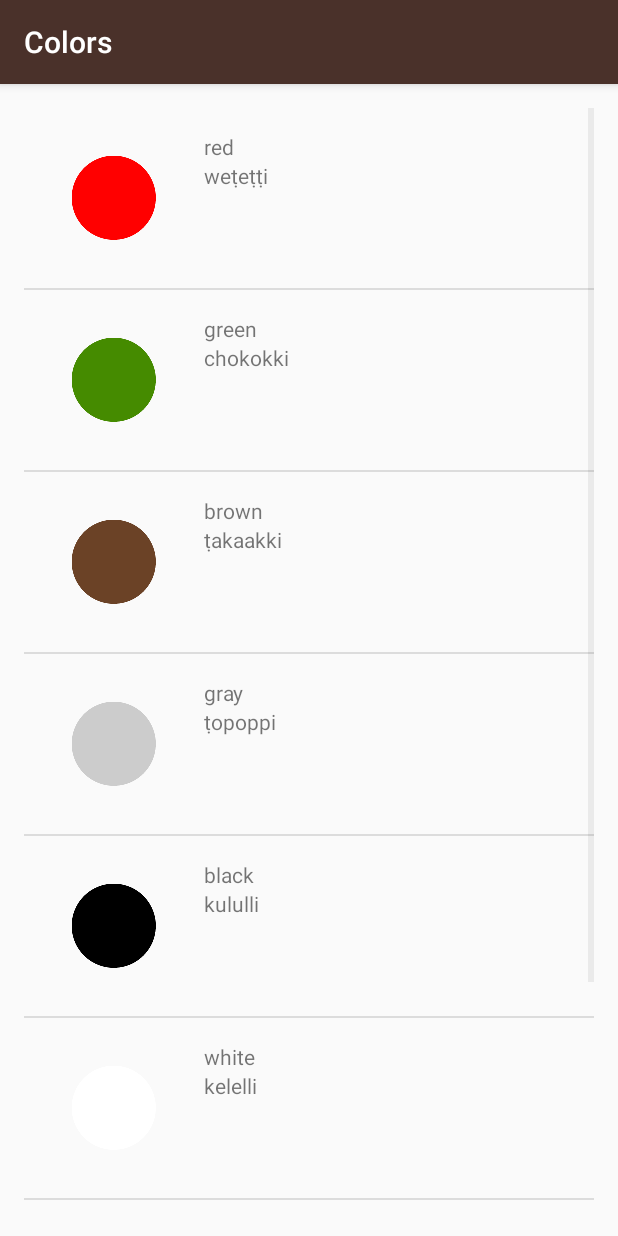
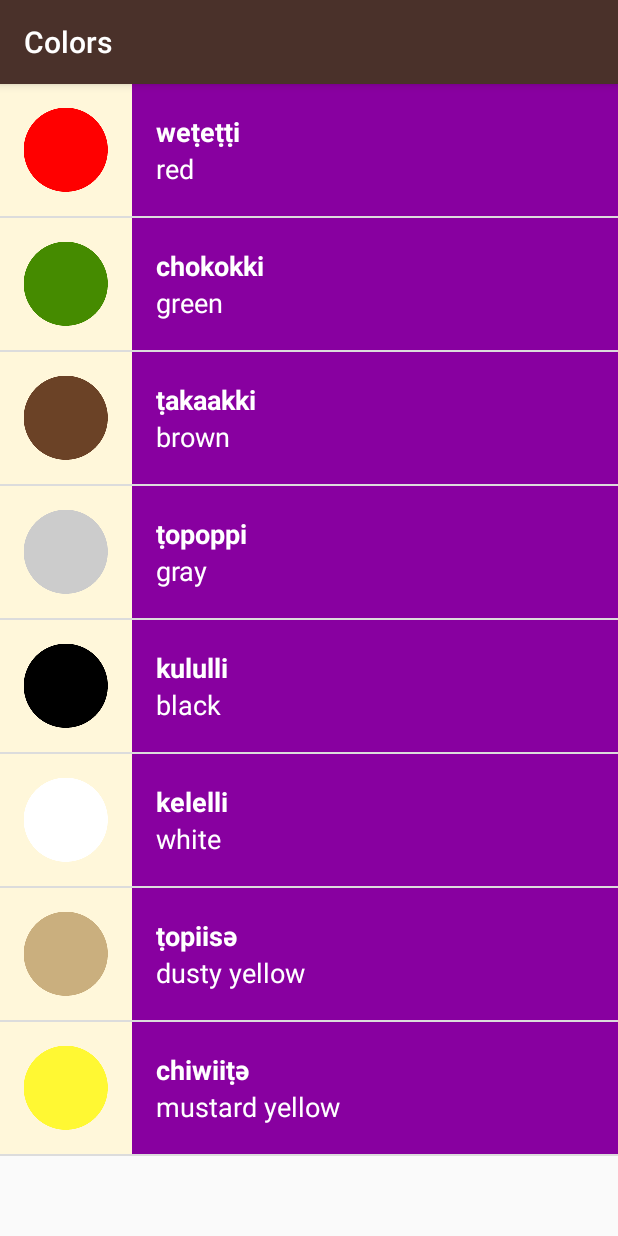
Before and after one commit to CarlosCorderoSaavedra/MiWok, an Android app: the ColorsActivity screen opened directly, with no data from a screen before it, on a phone screen of 412 x 824 dp. Run offline under Robolectric (Android 15) with nearby library versions, the phone set to English and light mode, and no system bars.

Commit message:
Finally finished !!

```diff
--- a/app/src/main/java/com/example/android/miwok/ColorsActivity.java
+++ b/app/src/main/java/com/example/android/miwok/ColorsActivity.java
@@ -26,7 +26,7 @@ public class ColorsActivity extends AppCompatActivity {
         words.add(new Word ("mustard yellow" , "chiwiiṭә", R.drawable.color_mustard_yellow));
 
 
-        WordAdapter adapter = new WordAdapter(this,words);
+        WordAdapter adapter = new WordAdapter(this,words, R.color.category_colors);
         ListView listView = (ListView) findViewById(R.id.list);
         listView.setAdapter(adapter);
     }
--- a/app/src/main/java/com/example/android/miwok/FamilyActivity.java
+++ b/app/src/main/java/com/example/android/miwok/FamilyActivity.java
@@ -28,7 +28,7 @@ public class FamilyActivity extends AppCompatActivity {
         words.add(new Word ("grandfather","paapa",R.drawable.family_grandfather));
 
 
-        WordAdapter adapter = new WordAdapter(this,words);
+        WordAdapter adapter = new WordAdapter(this,words, R.color.category_family);
         ListView listView = (ListView) findViewById(R.id.list);
         listView.setAdapter(adapter);
     }
--- a/app/src/main/java/com/example/android/miwok/NumbersActivity.java
+++ b/app/src/main/java/com/example/android/miwok/NumbersActivity.java
@@ -28,7 +28,7 @@ public class NumbersActivity extends AppCompatActivity {
         words.add(new Word ("ten","na'aacha",R.drawable.number_ten));
 
 
-        WordAdapter adapter = new WordAdapter(this,words);
+        WordAdapter adapter = new WordAdapter(this,words,R.color.category_numbers);
         ListView listView = (ListView) findViewById(R.id.list);
         listView.setAdapter(adapter);
     }
--- a/app/src/main/java/com/example/android/miwok/PhrasesActivity.java
+++ b/app/src/main/java/com/example/android/miwok/PhrasesActivity.java
@@ -28,7 +28,7 @@ public class PhrasesActivity extends AppCompatActivity {
         words.add(new Word ("Come here.","әnni'nem"));
 
 
-        WordAdapter adapter = new WordAdapter(this,words);
+        WordAdapter adapter = new WordAdapter(this,words, R.color.category_phrases);
         ListView listView = (ListView) findViewById(R.id.list);
         listView.setAdapter(adapter);
     }
--- a/app/src/main/java/com/example/android/miwok/Word.java
+++ b/app/src/main/java/com/example/android/miwok/Word.java
@@ -13,12 +13,18 @@ public class Word {
     private static final int NO_IMAGE_PROVIDED = -1;
 
 
+    public Word(String defaultTranslation, String miwokTranslation){
+        mDefaultTranslation = defaultTranslation;
+        mMiwokTranslation = miwokTranslation;
+    }
 
     public Word(String defaultTranslation, String miwokTranslation,int imageResourceID){
         mDefaultTranslation = defaultTranslation;
         mMiwokTranslation = miwokTranslation;
         mImageResourceID = imageResourceID;
     }
+
+
 
     //Getters to get the default and the miWok translation words
     public String getDefaultTranslation(){
--- a/app/src/main/java/com/example/android/miwok/WordAdapter.java
+++ b/app/src/main/java/com/example/android/miwok/WordAdapter.java
@@ -1,6 +1,7 @@
 package com.example.android.miwok;
 
 import android.app.Activity;
+import android.support.v4.content.ContextCompat;
 import android.view.LayoutInflater;
 import android.view.View;
 import android.view.ViewGroup;
@@ -10,10 +11,14 @@ import android.widget.TextView;
 
 import java.util.ArrayList;
 
+
 public class WordAdapter extends ArrayAdapter<Word> {
 
-    public WordAdapter (Activity context , ArrayList<Word> words){
+    private int mColorResourceId;
+
+    public WordAdapter(Activity context, ArrayList<Word> words, int colorResourceId){
         super(context , 0 , words);
+        mColorResourceId = colorResourceId;
 
     }
 
@@ -34,6 +39,12 @@ public class WordAdapter extends ArrayAdapter<Word> {
             imageResource.setVisibility(View.GONE);
         }
 
+        // Set the theme color for the list item
+        View textContainer = listItemView.findViewById(R.id.text_container);
+        // Find the color that the resource ID maps to
+        int color = ContextCompat.getColor(getContext(), mColorResourceId);
+        // Set the background color of the text container View
+        textContainer.setBackgroundColor(color);
 
         // Find the TextView in the list_item.xml layout with the ID version_name
         TextView defaultTrasnlation = (TextView) listItemView.findViewById(R.id.default_text_view);
--- a/app/src/main/res/layout/list_item.xml
+++ b/app/src/main/res/layout/list_item.xml
@@ -2,30 +2,42 @@
 <LinearLayout xmlns:android="http://schemas.android.com/apk/res/android"
     xmlns:tools="http://schemas.android.com/tools"
     android:orientation="horizontal" android:layout_width="match_parent"
-    android:layout_height="match_parent"
-    android:padding="16dp">
+    android:layout_height="wrap_content"
+    android:minHeight="@dimen/list_item_height"
+    android:background="@color/tan_background">
     <ImageView
         android:id="@+id/image_resource"
-        android:layout_height="wrap_content"
-        android:layout_width="wrap_content"
-        android:src="@mipmap/ic_launcher"
-        android:layout_marginRight="16dp"/>
+        android:layout_height="@dimen/list_item_height"
+        android:layout_width="@dimen/list_item_height"/>
 
     <LinearLayout
-        android:layout_width="wrap_content"
-        android:layout_height="wrap_content"
-        android:orientation="vertical">
+        android:id="@+id/text_container"
+        android:layout_width="match_parent"
+        android:layout_height="match_parent"
+        android:orientation="vertical"
+        android:paddingLeft="16dp">
+
+        <TextView
+            android:id="@+id/miwok_text_view"
+            android:layout_width="match_parent"
+            android:layout_height="0dp"
+            tools:text="lutti"
+            android:textAppearance="?android:textAppearanceMedium"
+            android:textColor="@android:color/white"
+            android:textStyle="bold"
+            android:layout_weight="1"
+            android:gravity="bottom"/>
 
         <TextView
             android:id="@+id/default_text_view"
             android:layout_width="match_parent"
-            android:layout_height="wrap_content"
-            tools:text="one"/>
-        <TextView
-            android:id="@+id/miwok_text_view"
-            android:layout_width="match_parent"
-            android:layout_height="wrap_content"
-            tools:text="lutti"/>
+            android:layout_height="0dp"
+            tools:text="one"
+            android:textAppearance="?android:textAppearanceMedium"
+            android:textColor="@android:color/white"
+            android:layout_weight="1"
+            android:gravity="top"/>
+
 
     </LinearLayout>
 
--- a/app/src/main/res/layout/word_list.xml
+++ b/app/src/main/res/layout/word_list.xml
@@ -5,8 +5,5 @@
     android:orientation="vertical"
     android:layout_width="match_parent"
     android:layout_height="match_parent"
-    android:paddingBottom="@dimen/activity_vertical_margin"
-    android:paddingLeft="@dimen/activity_horizontal_margin"
-    android:paddingRight="@dimen/activity_horizontal_margin"
-    android:paddingTop="@dimen/activity_vertical_margin"
-    tools:context="com.example.android.miwok.NumbersActivity"/>
+    tools:context="com.example.android.miwok.NumbersActivity"
+    />
--- a/app/src/main/res/values/colors.xml
+++ b/app/src/main/res/values/colors.xml
@@ -34,4 +34,5 @@
 
     <!-- Background color for the phrases category -->
     <color name="category_phrases">#16AFCA</color>
+
 </resources>
--- a/app/src/main/res/values/dimens.xml
+++ b/app/src/main/res/values/dimens.xml
@@ -15,7 +15,4 @@
 <resources>
     <!-- Height of each list item -->
     <dimen name="list_item_height">88dp</dimen>
-    <!-- Default screen margins, per the Android Design guidelines. -->
-    <dimen name="activity_horizontal_margin">16dp</dimen>
-    <dimen name="activity_vertical_margin">16dp</dimen>
 </resources>
```
Also changed, not shown: app/src/main/res/values-w820dp/dimens.xml (deleted, +0 -20 lines).
